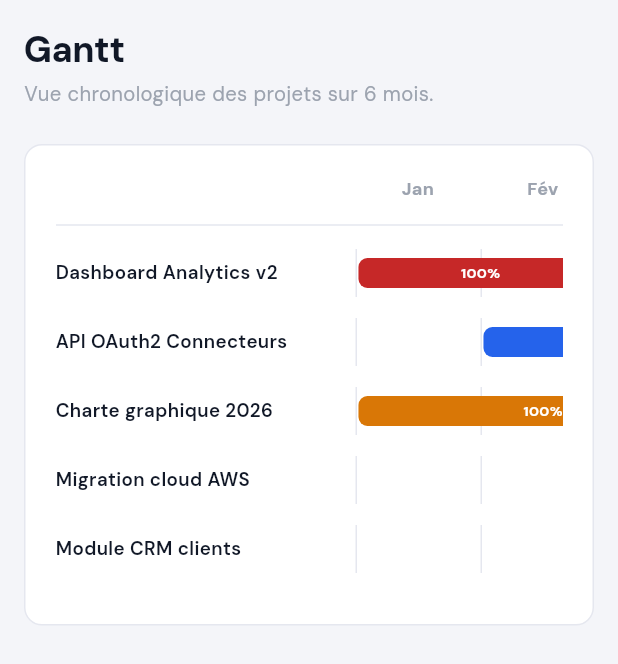
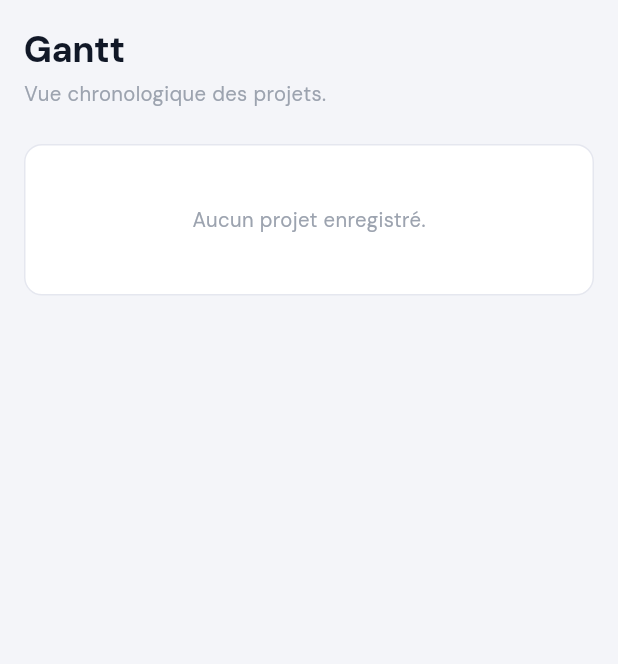
Before and after one commit to kapeuaigle-ai/APP_KLR_TECH, a Flutter app: the GanttScreen widget shown alone on an empty page, opened directly, on a phone screen of 412 x 824 dp. Shown: the top 664 px of the screen. Run offline on Flutter 3.47's test engine with Material 3 defaults, Android fonts, the phone set to English and light mode, and no system bars; our stand-ins replace file_picker, google_fonts, pdf, printing.

Commit message:
feat: Gantt sur de vraies dates, deux barres livre et encaisse

```diff
--- a/lib/screens/gantt_screen.dart
+++ b/lib/screens/gantt_screen.dart
@@ -5,142 +5,224 @@ import 'package:provider/provider.dart';
 import '../core/theme.dart';
 import '../core/models.dart';
 import '../core/app_state.dart';
+import '../core/avancement.dart';
 import '../widgets/common.dart';
 import '../widgets/responsive.dart';
 
+/// Vue chronologique des projets réels : deux barres par projet — physique
+/// (livré) et financier (encaissé) — sur un axe calculé depuis leurs vraies
+/// dates. Aucune donnée codée en dur : sans projet enregistré, l'écran le dit
+/// plutôt que d'afficher une maquette.
 class GanttScreen extends StatelessWidget {
   const GanttScreen({super.key});
 
-  static const _months = ['Jan', 'Fév', 'Mar', 'Avr', 'Mai', 'Juin'];
-  static final _projects = [
-    _GanttProject(name: 'Dashboard Analytics v2', color: AppColors.primary, start: 0, duration: 2, progress: 100, assignees: ['AB', 'AK']),
-    _GanttProject(name: 'API OAuth2 Connecteurs', color: AppColors.blue, start: 1, duration: 3, progress: 67, assignees: ['AB', 'KL']),
-    _GanttProject(name: 'Charte graphique 2026', color: AppColors.orange, start: 0, duration: 3, progress: 100, assignees: ['AK']),
-    _GanttProject(name: 'Migration cloud AWS', color: AppColors.teal, start: 2, duration: 4, progress: 25, assignees: ['JT']),
-    _GanttProject(name: 'Module CRM clients', color: AppColors.purple, start: 3, duration: 3, progress: 0, assignees: ['AB', 'JT']),
-  ];
-
   @override
   Widget build(BuildContext context) {
+    final state = context.watch<AppState>();
+    final now = DateTime.now();
+    final projets = state.projets.where((p) => !p.annule).toList()
+      ..sort((a, b) => a.debut.compareTo(b.debut));
+
+    if (projets.isEmpty) {
+      return Padding(
+        padding: pagePadding(context),
+        child: Column(crossAxisAlignment: CrossAxisAlignment.start, children: [
+          const SectionHeader(title: 'Gantt',
+              subtitle: 'Vue chronologique des projets.'),
+          const SizedBox(height: 24),
+          CardBox(
+            padding: const EdgeInsets.all(40),
+            child: Center(child: Text(
+              'Aucun projet enregistré.',
+              style: GoogleFonts.dmSans(fontSize: 13.5, color: AppColors.text3),
+            )),
+          ),
+        ]),
+      );
+    }
+
+    // Axe : du premier début au dernier fin prévue, arrondi au mois.
+    final debut = DateTime(projets.first.debut.year, projets.first.debut.month);
+    var finMax = projets.first.finPrevue;
+    for (final p in projets) {
+      if (p.finPrevue.isAfter(finMax)) finMax = p.finPrevue;
+    }
+    final fin = DateTime(finMax.year, finMax.month + 1, 0);
+    final nbMois = (fin.year - debut.year) * 12 + fin.month - debut.month + 1;
+
     return SingleChildScrollView(
       padding: pagePadding(context),
       child: ConstrainedBox(
         constraints: const BoxConstraints(maxWidth: 1200),
-        child: Column(
-          crossAxisAlignment: CrossAxisAlignment.start,
-          children: [
+        child: Column(crossAxisAlignment: CrossAxisAlignment.start, children: [
           SectionHeader(
             title: 'Gantt',
-              subtitle: 'Vue chronologique des projets sur 6 mois.',
+            subtitle: 'Vue chronologique des projets. '
+                'Barre pleine = livré, barre claire = encaissé.',
             actions: [
-                // Le Kanban n'existe pas sur téléphone : proposer le bouton
-                // enverrait vers un écran dont la coquille ressort aussitôt.
               if (!isPhone(context))
                 SecondaryBtn(label: 'Kanban', icon: Icons.view_kanban_outlined,
                     onTap: () => context.read<AppState>().navigate(NavScreen.projets)),
             ],
           ),
           const SizedBox(height: 24),
-
           CardBox(
             padding: const EdgeInsets.all(20),
             child: HScrollTable(
               minWidth: 700,
               child: Column(crossAxisAlignment: CrossAxisAlignment.start, children: [
-                  // Month headers
                 Row(children: [
-                    const SizedBox(width: 200),
-                    ...List.generate(_months.length, (i) => Expanded(
-                      child: Text(_months[i], style: GoogleFonts.dmSans(fontSize: 12, fontWeight: FontWeight.w700, color: AppColors.text3), textAlign: TextAlign.center),
-                    )),
+                  const SizedBox(width: 220),
+                  ...List.generate(nbMois, (i) {
+                    final m = DateTime(debut.year, debut.month + i);
+                    return Expanded(child: Text(
+                      _moisCourt(m),
+                      style: GoogleFonts.dmSans(fontSize: 12,
+                          fontWeight: FontWeight.w700, color: AppColors.text3),
+                      textAlign: TextAlign.center));
+                  }),
                 ]),
                 const SizedBox(height: 8),
                 const Divider(color: AppColors.border),
                 const SizedBox(height: 8),
-
-                  // Project rows
-                  ..._projects.map((p) => Padding(
-                    padding: const EdgeInsets.only(bottom: 14),
-                    child: _GanttRow(project: p, totalMonths: _months.length),
+                ...projets.map((p) => Padding(
+                  padding: const EdgeInsets.only(bottom: 18),
+                  child: _GanttRow(
+                    projet: p,
+                    avancement: state.avancementProjet(p.id, now: now),
+                    axeDebut: debut, nbMois: nbMois),
                 )),
               ]),
             ),
           ),
-          ],
-        ),
+        ]),
       ),
     );
   }
+
+  static const _moisAbrev = ['', 'Jan', 'Fév', 'Mar', 'Avr', 'Mai', 'Juin',
+      'Juil', 'Août', 'Sep', 'Oct', 'Nov', 'Déc'];
+
+  static String _moisCourt(DateTime d) => '${_moisAbrev[d.month]} ${d.year % 100}';
 }
 
-class _GanttProject {
-  final String name;
-  final Color color;
-  final int start, duration, progress;
-  final List<String> assignees;
-  const _GanttProject({required this.name, required this.color, required this.start, required this.duration, required this.progress, required this.assignees});
+/// Position d'une date sur l'axe, en mois décimaux depuis `axeDebut`.
+double _positionMois(DateTime axeDebut, DateTime d) {
+  final moisEntiers = (d.year - axeDebut.year) * 12 + (d.month - axeDebut.month);
+  final joursDuMois = DateTime(d.year, d.month + 1, 0).day;
+  final fraction = (d.day - 1) / joursDuMois;
+  return moisEntiers + fraction;
 }
 
+/// Une ligne du Gantt : le nom du projet, puis sur l'axe des mois, la plage
+/// de dates du projet portant deux barres empilées — le physique (livré) en
+/// couleur pleine, le financier (encaissé) juste en dessous, en teinte
+/// claire. Le nom passe en rouge en cas de retard de livraison, une pastille
+/// orange signale un retard de paiement.
 class _GanttRow extends StatelessWidget {
-  final _GanttProject project;
-  final int totalMonths;
-  const _GanttRow({required this.project, required this.totalMonths});
+  final Projet projet;
+  final Avancement avancement;
+  final DateTime axeDebut;
+  final int nbMois;
+  const _GanttRow({
+    required this.projet, required this.avancement,
+    required this.axeDebut, required this.nbMois,
+  });
 
   @override
   Widget build(BuildContext context) {
-    return Row(children: [
-      SizedBox(width: 200, child: Row(children: [
-        Expanded(child: Text(project.name, style: GoogleFonts.dmSans(fontSize: 12.5, fontWeight: FontWeight.w600, color: AppColors.text1), overflow: TextOverflow.ellipsis)),
+    final pctPhysique = (avancement.physique * 100).round();
+    final pctFinancier = (avancement.financier * 100).round();
+
+    return Row(crossAxisAlignment: CrossAxisAlignment.start, children: [
+      SizedBox(width: 220, child: Row(children: [
+        Expanded(child: Text(projet.nom,
+            style: GoogleFonts.dmSans(fontSize: 12.5, fontWeight: FontWeight.w600,
+                color: avancement.enRetardLivraison ? AppColors.red : AppColors.text1),
+            overflow: TextOverflow.ellipsis)),
+        if (avancement.enRetardPaiement) ...[
+          const SizedBox(width: 6),
+          Tooltip(
+            message: 'Retard de paiement',
+            child: Container(
+              width: 8, height: 8,
+              decoration: const BoxDecoration(color: AppColors.orange, shape: BoxShape.circle),
+            ),
+          ),
+        ],
       ])),
       Expanded(child: LayoutBuilder(builder: (context, constraints) {
-        final unitW = constraints.maxWidth / totalMonths;
-        final barLeft = project.start * unitW;
-        final barWidth = project.duration * unitW - 4;
-        final progressWidth = barWidth * (project.progress / 100);
+        final unitW = constraints.maxWidth / nbMois;
+        final posDebut = _positionMois(axeDebut, projet.debut);
+        final posFin = _positionMois(axeDebut, projet.finPrevue);
+        final barLeft = posDebut * unitW;
+        final barWidth = max((posFin - posDebut) * unitW, 24.0);
 
-        return SizedBox(height: 32, child: Stack(children: [
-          // Background grid
-          ...List.generate(totalMonths, (i) => Positioned(
+        return SizedBox(height: 40, child: Stack(children: [
+          // Grille de fond
+          ...List.generate(nbMois, (i) => Positioned(
             left: i * unitW,
             top: 0, bottom: 0, width: 1,
             child: Container(color: AppColors.border),
           )),
 
-          // Bar background
+          // Barre physique (livré) — pleine couleur, en haut.
           Positioned(
-            left: barLeft + 2, top: 6,
-            width: barWidth, height: 20,
-            child: Container(
-              decoration: BoxDecoration(
-                color: project.color.withValues(alpha: 0.15),
-                borderRadius: BorderRadius.circular(6),
-              ),
+            left: barLeft + 2, top: 2,
+            width: barWidth, height: 15,
+            child: _Barre(
+              pct: pctPhysique,
+              couleurFond: AppColors.primary.withValues(alpha: 0.15),
+              couleurRemplissage: AppColors.primary,
+              label: pctPhysique > 0 ? '$pctPhysique %' : '',
             ),
           ),
 
-          // Progress fill
+          // Barre financière (encaissé) — teinte claire, en dessous.
           Positioned(
-            left: barLeft + 2, top: 6,
-            width: max(progressWidth, project.progress > 0 ? 12 : 0), height: 20,
-            child: Container(
-              decoration: BoxDecoration(
-                color: project.color,
-                borderRadius: BorderRadius.circular(6),
+            left: barLeft + 2, top: 21,
+            width: barWidth, height: 15,
+            child: _Barre(
+              pct: pctFinancier,
+              couleurFond: AppColors.blue.withValues(alpha: 0.12),
+              couleurRemplissage: AppColors.blue.withValues(alpha: 0.55),
+              label: pctFinancier > 0 ? '$pctFinancier %' : '',
             ),
-            ),
-          ),
-
-          // Progress text
-          Positioned(
-            left: barLeft + 2, top: 6,
-            width: barWidth, height: 20,
-            child: Center(child: Text(
-              project.progress > 0 ? '${project.progress}%' : '',
-              style: GoogleFonts.dmSans(fontSize: 9.5, fontWeight: FontWeight.w700, color: Colors.white),
-            )),
           ),
         ]));
       })),
     ]);
   }
 }
+
+/// Une barre de progression unique : fond clair, remplissage proportionnel,
+/// pourcentage centré.
+class _Barre extends StatelessWidget {
+  final int pct;
+  final Color couleurFond;
+  final Color couleurRemplissage;
+  final String label;
+  const _Barre({
+    required this.pct, required this.couleurFond,
+    required this.couleurRemplissage, required this.label,
+  });
+
+  @override
+  Widget build(BuildContext context) {
+    return LayoutBuilder(builder: (context, constraints) {
+      final largeurRemplissage = max(
+          constraints.maxWidth * (pct / 100), pct > 0 ? 12.0 : 0.0);
+      return Stack(children: [
+        Container(
+          decoration: BoxDecoration(color: couleurFond, borderRadius: BorderRadius.circular(5)),
+        ),
+        Container(
+          width: largeurRemplissage,
+          decoration: BoxDecoration(color: couleurRemplissage, borderRadius: BorderRadius.circular(5)),
+        ),
+        SizedBox.expand(child: Center(child: Text(label,
+            style: GoogleFonts.dmSans(fontSize: 9, fontWeight: FontWeight.w700, color: Colors.white)))),
+      ]);
+    });
+  }
+}
```
Also changed, not shown: 2 other files. Lines whose indentation alone changed are shown as unchanged.
